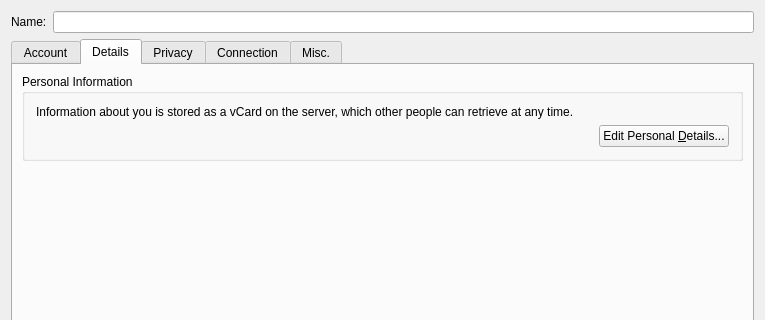
First picture: the form in src/accountmodify.ui, repository psifork2/psi, before the edit; both pictures show x 0 to 765 and y 0 to 320 of the 765 by 655 pixel window.
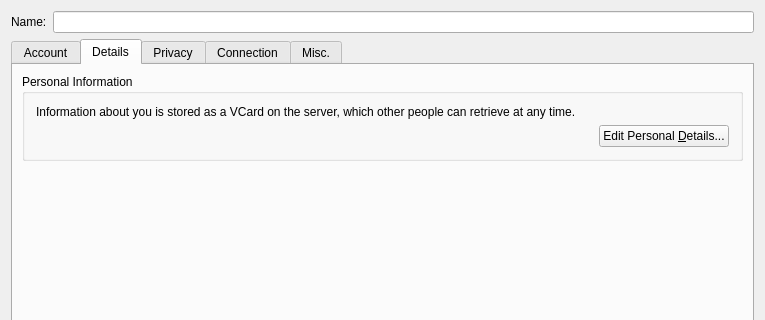
Second picture: the form after the edit. The open tabs and pages were chosen to show the change.

Patch:
```diff
--- a/src/accountmodify.ui
+++ b/src/accountmodify.ui
@@ -280,7 +280,7 @@
           <item>
            <widget class="QLabel" name="TextLabel3">
             <property name="text">
-             <string>&lt;qt&gt;Information about you is stored as a vCard on the server, which other people can retrieve at any time.&lt;/qt&gt;</string>
+             <string>&lt;qt&gt;Information about you is stored as a VCard on the server, which other people can retrieve at any time.&lt;/qt&gt;</string>
             </property>
             <property name="wordWrap">
              <bool>true</bool>
```
Left out of the diff: 2 changed lines with no effect on the pictures.
